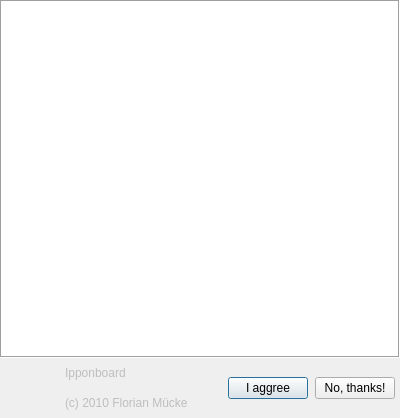
This is widgets/splashscreen.ui in fmuecke/Ipponboard as Qt 5 draws it before an edit. The edited form follows.
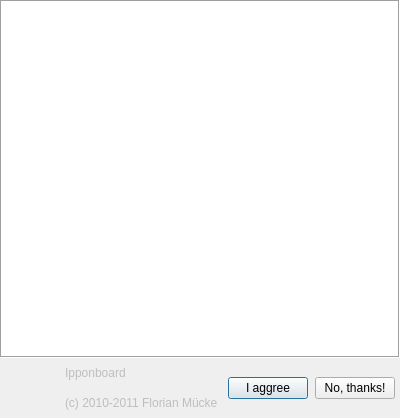
This is the edited form. Icons and pictures are not drawn.

Patch:
```diff
--- a/widgets/splashscreen.ui
+++ b/widgets/splashscreen.ui
@@ -162,7 +162,7 @@
           <bool>false</bool>
          </property>
          <property name="text">
-          <string>(c) 2010 Florian Mücke</string>
+          <string>(c) 2010-2011 Florian Mücke</string>
          </property>
          <property name="textFormat">
           <enum>Qt::PlainText</enum>
```
